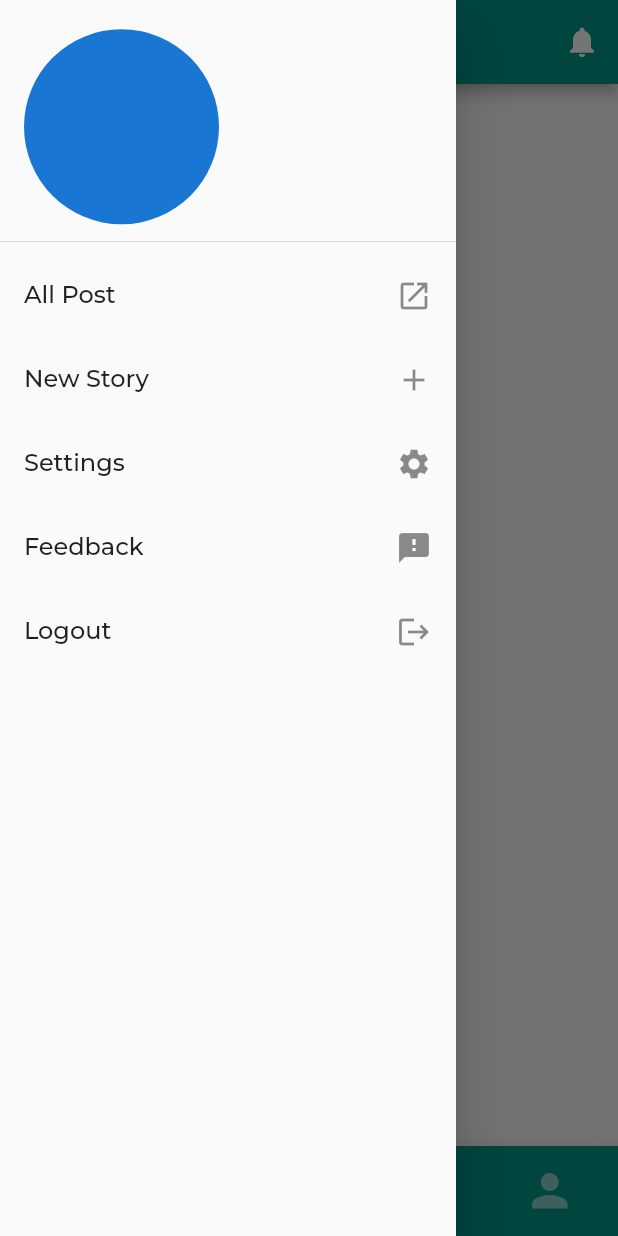
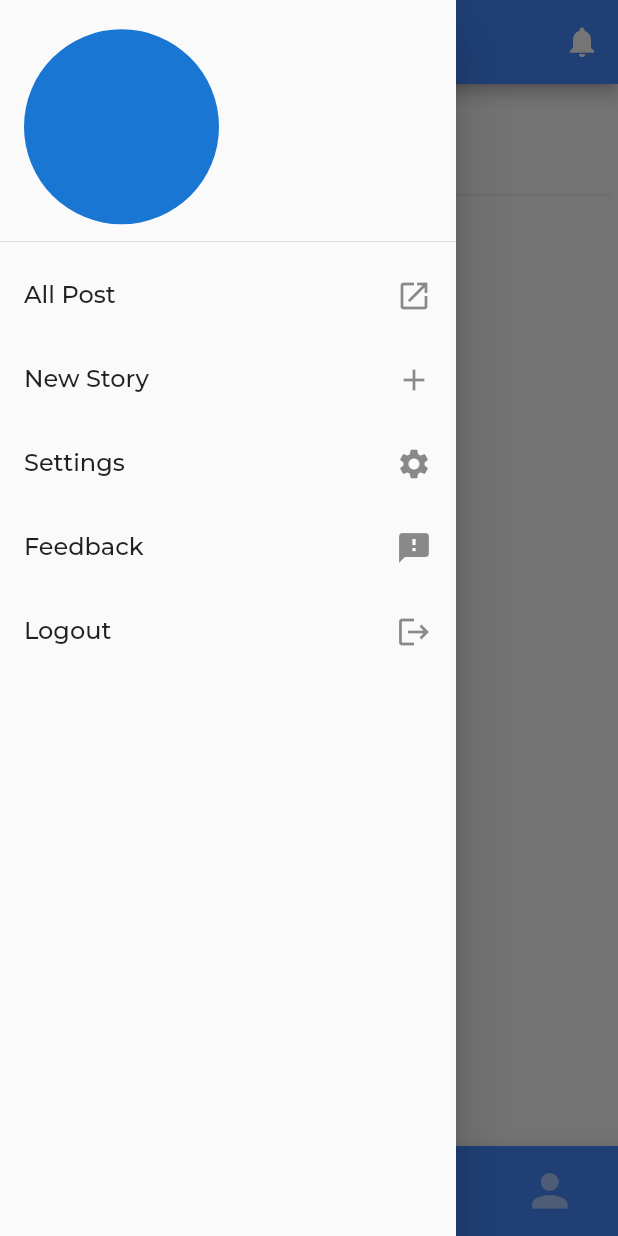
Before and after one commit to mysterio0801/Blogieee, a Flutter app: the LandingPage screen opened directly, with the side drawer open, on a phone screen of 412 x 824 dp. Run offline on Flutter 3.47's test engine with Material 2 defaults, Android fonts, the phone set to English and light mode, and no system bars; our stand-ins replace animated_text_kit, flutter_secure_storage, google_fonts, image_picker; missing offline and left inert: flutter_facebook_login; accounts and stored records are empty; generated files the repository leaves out were written again; network calls fail.

Commit message:
Updated Blog Layout

```diff
--- a/Frontend/blogiee/lib/screens/home_screen.dart
+++ b/Frontend/blogiee/lib/screens/home_screen.dart
@@ -1,5 +1,6 @@
 import 'package:blogiee/Blog/blogs.dart';
 import 'package:flutter/material.dart';
+import 'package:google_fonts/google_fonts.dart';
 
 class HomeScreen extends StatefulWidget {
   @override
@@ -12,6 +13,32 @@ class _HomeScreenState extends State<HomeScreen> {
   Widget build(BuildContext context) {
     return ListView(
         children: [
+          Padding(
+            padding: const EdgeInsets.fromLTRB(15.0, 15.0, 0.0, 0.0),
+            child: Column(
+              crossAxisAlignment: CrossAxisAlignment.start,
+              children: [
+                Text("Your",
+                  style: GoogleFonts.montserrat(
+                    fontSize: 18,
+                    fontWeight: FontWeight.w400
+                  ),
+                ),
+                Text("Daily Read",
+                  style: GoogleFonts.montserrat(
+                    fontSize: 21,
+                    fontWeight: FontWeight.w500
+                  ),
+                ),
+              ],
+            ),
+          ),
+          SizedBox(height: 10.0),
+          Divider(
+            height: 2.0,
+            indent: 5.0,
+            endIndent: 5.0,
+          ),
           Blogs(
             url: "/blogPost/getOtherResult",
           ),
--- a/Frontend/blogiee/lib/screens/landing_page.dart
+++ b/Frontend/blogiee/lib/screens/landing_page.dart
@@ -93,7 +93,7 @@ class _LandingPageState extends State<LandingPage> {
         ),
       ),
       appBar: AppBar(
-        backgroundColor: Colors.teal,
+        backgroundColor: Colors.blueAccent,
         title: Text(title[currentState],style: GoogleFonts.montserrat(fontSize: 18.0, fontWeight: FontWeight.w400)),
         centerTitle: true,
         actions: [
@@ -111,11 +111,11 @@ class _LandingPageState extends State<LandingPage> {
           '+',
           style: TextStyle(fontSize: 35.0),
         ),
-        backgroundColor: Colors.teal,
+        backgroundColor: Colors.blueAccent,
       ),
       floatingActionButtonLocation: FloatingActionButtonLocation.centerDocked,
       bottomNavigationBar: BottomAppBar(
-        color: Colors.teal,
+        color: Colors.blueAccent,
         shape: CircularNotchedRectangle(),
         notchMargin: 12,
         child: Container(
--- a/Frontend/blogiee/lib/screens/signin_screen.dart
+++ b/Frontend/blogiee/lib/screens/signin_screen.dart
@@ -101,7 +101,7 @@ class _SigninScreenState extends State<SigninScreen> {
                   children: [
                     InkWell(
                       onTap:  (){
-                        Navigator.pushReplacement(context, MaterialPageRoute(builder: (context) => ForgotPasswordScreen()));
+                        Navigator.push(context, MaterialPageRoute(builder: (context) => ForgotPasswordScreen()));
                       },
                       child: Text(
                         "Forgot Password?",
```
Also changed, not shown: Frontend/blogiee/lib/Custom Widget/blogcard.dart (+50 -18 lines), Frontend/blogiee/lib/screens/forgot_password.dart (+10 -0 lines), 2 other files.
